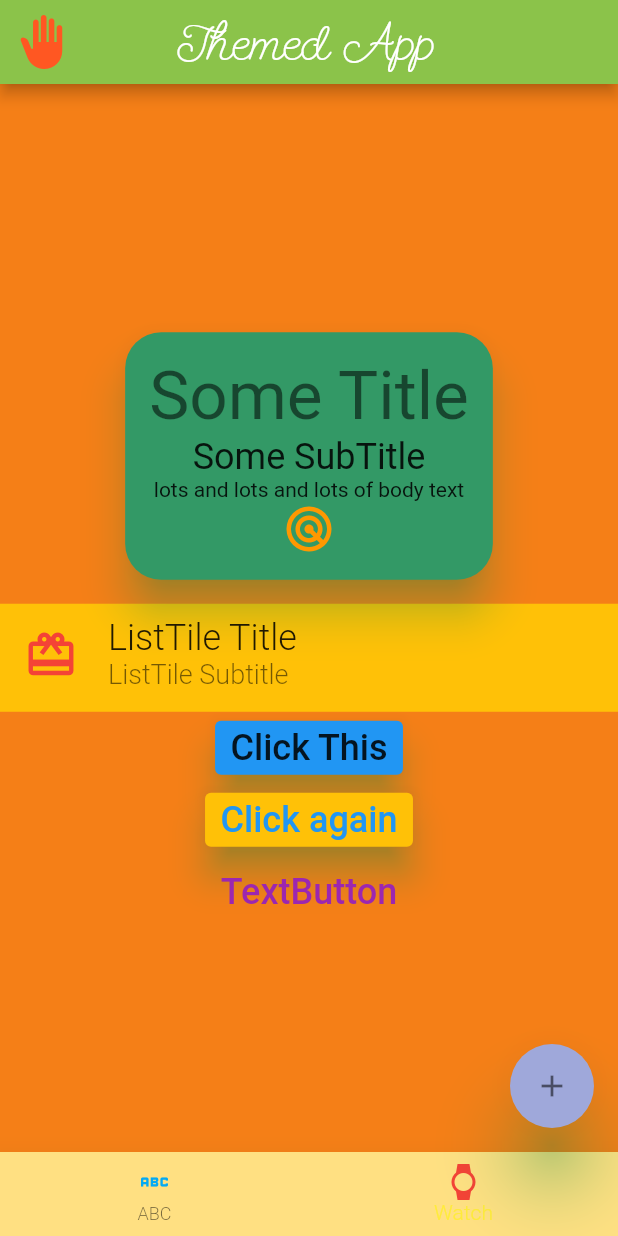
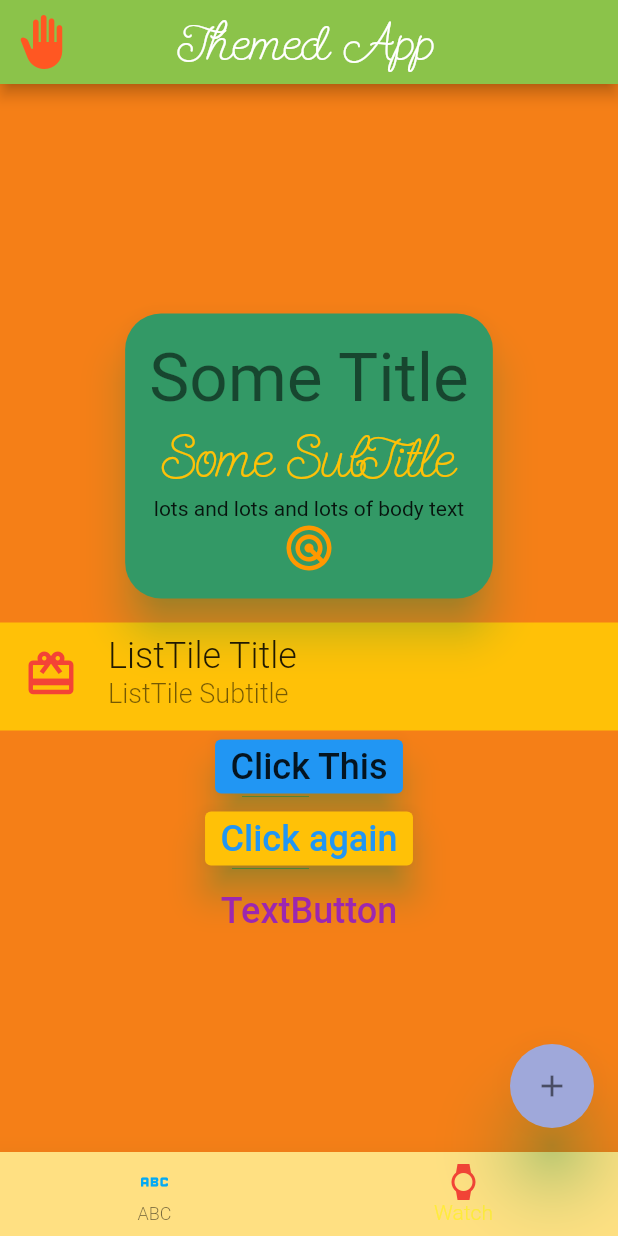
Before and after one commit to prof3ssorSt3v3/flutter-themes, a Flutter app: the screen it shows after launch, on a phone screen of 412 x 824 dp. Run offline on Flutter 3.47's test engine with Material 2 defaults, Android fonts, the light colour scheme and no system bars.

Commit message:
added Theme override with Builder and updated comments

```diff
--- a/lib/main.dart
+++ b/lib/main.dart
@@ -10,6 +10,7 @@ class MyApp extends StatelessWidget {
   Widget build(BuildContext context) {
     return MaterialApp(
       theme: MyTheme.buildDark(),
+      // theme: ThemeData.light(), //the default
       home: Scaffold(
         appBar: AppBar(
           leading: const Icon(Icons.back_hand),
@@ -32,9 +33,25 @@ class MyApp extends StatelessWidget {
                         style: Theme.of(context).textTheme.headline3,
                         // we can use Theme.of(context) to target props from Theme
                       ),
-                      Text(
-                        'Some SubTitle',
-                        style: Theme.of(context).textTheme.headline5,
+                      Theme(
+                        data: ThemeData.from(
+                          colorScheme: ColorScheme.fromSwatch(
+                            primarySwatch: Colors.amber,
+                          ),
+                          textTheme: const TextTheme(
+                            bodyText2: TextStyle(
+                              fontSize: 40,
+                              fontFamily: 'SendFlowers',
+                              color: Colors.amber,
+                            ),
+                          ),
+                        ),
+                        child: Builder(builder: (context) {
+                          return Text(
+                            'Some SubTitle',
+                            style: Theme.of(context).textTheme.bodyText2,
+                          );
+                        }),
                       ),
                       Text(
                         'lots and lots and lots of body text',
--- a/lib/utils/my_theme.dart
+++ b/lib/utils/my_theme.dart
@@ -7,7 +7,7 @@ class MyTheme {
     //final base = ThemeData.dark();
 
     //ThemeData.from( colorScheme: , textTheme: )
-    final ThemeData base = ThemeData.from(
+    final ThemeData darkBase = ThemeData.from(
       colorScheme: const ColorScheme(
         //base colour scheme that can be overridden for widgets
         primary: Colors.yellow,
@@ -49,6 +49,7 @@ class MyTheme {
         headline3: TextStyle(
           fontSize: 48,
           fontWeight: FontWeight.w300,
+          fontFamily: 'SendFlowers',
         ),
         headline4: TextStyle(
           fontSize: 36,
@@ -57,6 +58,7 @@ class MyTheme {
         headline5: TextStyle(
           fontSize: 24,
           fontWeight: FontWeight.w500,
+          fontFamily: 'SendFlowers',
         ),
         headline6: TextStyle(
           fontSize: 20,
@@ -87,7 +89,7 @@ class MyTheme {
 
     //then build on top of the colorScheme and textTheme
     //to style specific widgets
-    ThemeData dark = base.copyWith(
+    ThemeData dark = darkBase.copyWith(
       //colours set in here will override the ColorScheme
       scaffoldBackgroundColor: Colors.yellow[900],
       shadowColor: Color(0x9900cc66),
@@ -165,7 +167,15 @@ class MyTheme {
     return dark;
   }
 
-  // ThemeData light = ThemeData.from(
-  //   colorScheme: ColorScheme.fromSwatch(),
+  // static ThemeData buildLight() {
+  // ThemeData lightBase = ThemeData.from(
+  //   colorScheme: ColorScheme(),
+  //   textTheme: TextTheme(),
   // );
+  // ThemeData light = lightBase.copyWith(
+  //
+  // );
+  //
+  // return light;
+  // }
 }
--- a/pubspec.yaml
+++ b/pubspec.yaml
@@ -25,11 +25,9 @@ flutter:
   uses-material-design: true
 
   # To add assets to your application, add an assets section, like this:
-  # assets:
-  #   - images/a_dot_burr.jpeg
-  #   - images/a_dot_ham.jpeg
+  assets:
+    - images/
 
-  # example:
   fonts:
     - family: SendFlowers
       fonts:
```
